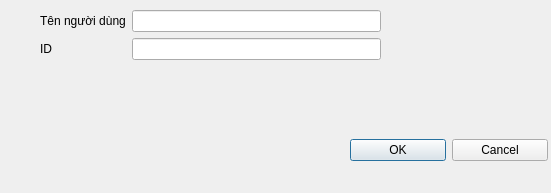
Above: add_account.ui from minhnt29/Graduation_GUI before the change. Below: the same form after it.
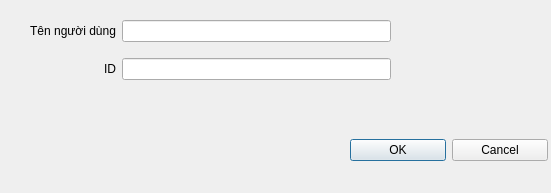
That is the form after the change. Icons and pictures are not drawn.

The edit to the form file:
```diff
--- a/add_account.ui
+++ b/add_account.ui
@@ -13,38 +13,6 @@
   <property name="windowTitle">
    <string>Thêm tài khoản</string>
   </property>
-  <widget class="QWidget" name="formLayoutWidget">
-   <property name="geometry">
-    <rect>
-     <x>40</x>
-     <y>10</y>
-     <width>341</width>
-     <height>61</height>
-    </rect>
-   </property>
-   <layout class="QFormLayout" name="formLayout">
-    <item row="0" column="0">
-     <widget class="QLabel" name="aloLabel">
-      <property name="text">
-       <string>Tên người dùng</string>
-      </property>
-     </widget>
-    </item>
-    <item row="0" column="1">
-     <widget class="QLineEdit" name="lineEdit_UserName"/>
-    </item>
-    <item row="1" column="0">
-     <widget class="QLabel" name="iDLabel">
-      <property name="text">
-       <string>ID</string>
-      </property>
-     </widget>
-    </item>
-    <item row="1" column="1">
-     <widget class="QLineEdit" name="lineEdit_UserID"/>
-    </item>
-   </layout>
-  </widget>
   <widget class="QWidget" name="gridLayoutWidget">
    <property name="geometry">
     <rect>
@@ -79,6 +47,44 @@
     </item>
    </layout>
   </widget>
+  <widget class="QWidget" name="gridLayoutWidget_2">
+   <property name="geometry">
+    <rect>
+     <x>30</x>
+     <y>10</y>
+     <width>361</width>
+     <height>80</height>
+    </rect>
+   </property>
+   <layout class="QGridLayout" name="gridLayout_2">
+    <item row="0" column="1">
+     <widget class="QLabel" name="aloLabel">
+      <property name="text">
+       <string>Tên người dùng</string>
+      </property>
+      <property name="alignment">
+       <set>Qt::AlignRight|Qt::AlignTrailing|Qt::AlignVCenter</set>
+      </property>
+     </widget>
+    </item>
+    <item row="1" column="1">
+     <widget class="QLabel" name="iDLabel">
+      <property name="text">
+       <string>ID</string>
+      </property>
+      <property name="alignment">
+       <set>Qt::AlignRight|Qt::AlignTrailing|Qt::AlignVCenter</set>
+      </property>
+     </widget>
+    </item>
+    <item row="0" column="2">
+     <widget class="QLineEdit" name="lineEdit_UserName"/>
+    </item>
+    <item row="1" column="2">
+     <widget class="QLineEdit" name="lineEdit_UserID"/>
+    </item>
+   </layout>
+  </widget>
  </widget>
  <resources/>
  <connections/>
```
